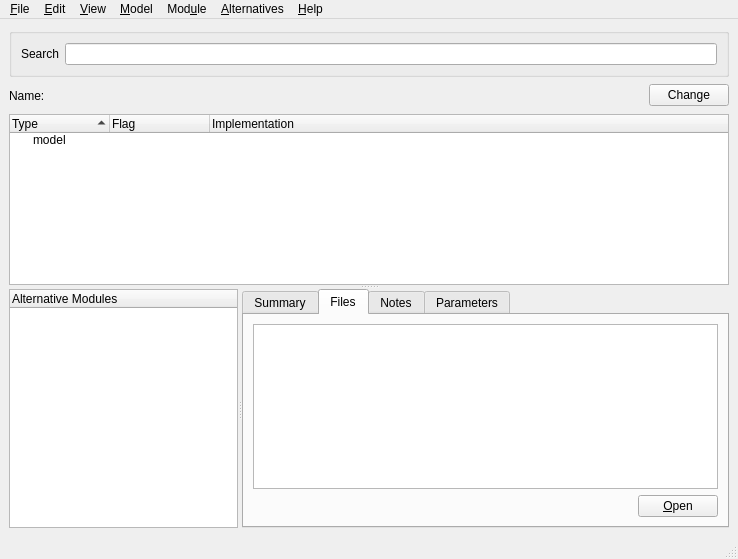
Above: tools/awb/apm-edit/apm_edit.ui from AWB-Tools/awb before the change. Below: the same form after it.
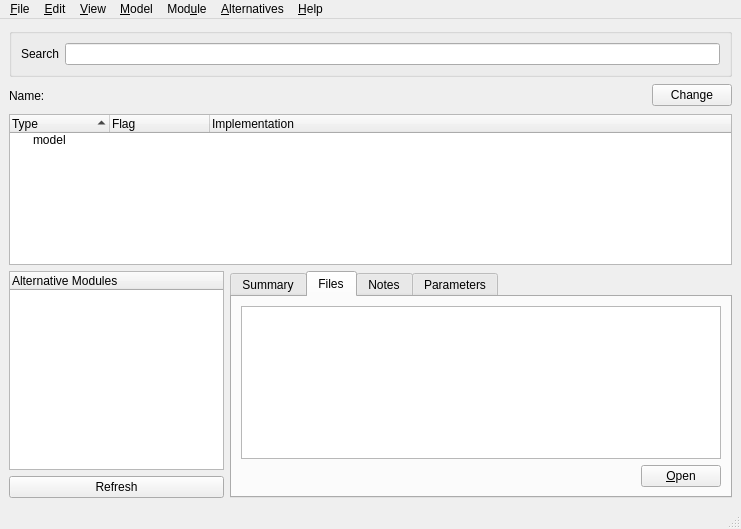
That is the form after the change. The open tabs and pages were chosen to show the change.

The edit to the form file:
```diff
--- a/tools/awb/apm-edit/apm_edit.ui
+++ b/tools/awb/apm-edit/apm_edit.ui
@@ -6,8 +6,8 @@
    <rect>
     <x>0</x>
     <y>0</y>
-    <width>738</width>
-    <height>559</height>
+    <width>741</width>
+    <height>529</height>
    </rect>
   </property>
   <property name="contextMenuPolicy">
@@ -54,8 +54,6 @@
      </widget>
     </item>
     <item>
-     <layout class="QVBoxLayout" name="verticalLayout">
-      <item>
        <layout class="QHBoxLayout" name="_2">
         <item>
          <widget class="QLabel" name="name">
@@ -104,10 +102,6 @@
        </layout>
       </item>
       <item>
-       <widget class="QSplitter" name="splitter_2">
-        <property name="orientation">
-         <enum>Qt::Vertical</enum>
-        </property>
         <widget class="QTreeWidget" name="model">
          <property name="focusPolicy">
           <enum>Qt::StrongFocus</enum>
@@ -115,6 +109,12 @@
          <property name="contextMenuPolicy">
           <enum>Qt::ActionsContextMenu</enum>
          </property>
+      <property name="lineWidth">
+       <number>2</number>
+      </property>
+      <property name="textElideMode">
+       <enum>Qt::ElideRight</enum>
+      </property>
          <property name="sortingEnabled">
           <bool>true</bool>
          </property>
@@ -147,10 +147,12 @@
           </property>
          </item>
         </widget>
-        <widget class="QSplitter" name="splitter">
-         <property name="orientation">
-          <enum>Qt::Horizontal</enum>
-         </property>
+    </item>
+    <item>
+     <layout class="QHBoxLayout" name="horizontalLayout_2">
+      <item>
+       <layout class="QVBoxLayout" name="verticalLayout">
+        <item>
          <widget class="QTreeWidget" name="alternatives">
           <property name="focusPolicy">
            <enum>Qt::StrongFocus</enum>
@@ -164,6 +166,17 @@
            </property>
           </column>
          </widget>
+        </item>
+        <item>
+         <widget class="QPushButton" name="cacheRefresh">
+          <property name="text">
+           <string>Refresh</string>
+          </property>
+         </widget>
+        </item>
+       </layout>
+      </item>
+      <item>
          <widget class="QTabWidget" name="alternativesTabWidget">
           <property name="contextMenuPolicy">
            <enum>Qt::PreventContextMenu</enum>
@@ -185,8 +198,13 @@
            <attribute name="title">
             <string>Files</string>
            </attribute>
-           <layout class="QGridLayout" name="_4">
-            <item row="1" column="0">
+         <layout class="QVBoxLayout" name="verticalLayout_4">
+          <item>
+           <layout class="QVBoxLayout" name="verticalLayout_3">
+            <item>
+             <widget class="QListWidget" name="files"/>
+            </item>
+            <item>
              <layout class="QHBoxLayout" name="_5">
               <item>
                <spacer name="spacer1">
@@ -222,8 +240,7 @@
               </item>
              </layout>
             </item>
-            <item row="0" column="0">
-             <widget class="QListWidget" name="files"/>
+           </layout>
             </item>
            </layout>
           </widget>
@@ -306,8 +323,6 @@
            </layout>
           </widget>
          </widget>
-        </widget>
-       </widget>
       </item>
      </layout>
     </item>
@@ -318,7 +333,7 @@
     <rect>
      <x>0</x>
      <y>0</y>
-     <width>738</width>
+     <width>741</width>
      <height>22</height>
     </rect>
    </property>
```
Left out of the diff: 55 changed lines with no effect on the pictures. Lines whose indentation alone changed are shown as unchanged.
